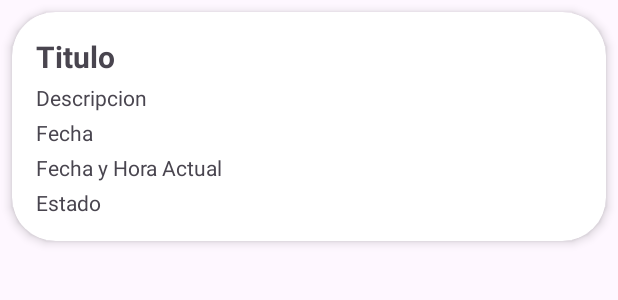
After one commit to Dani063/TaskMaster, an Android app: the layout item_tarea.xml on its own in the app's theme, with its tools: preview values and no code run, on a phone screen of 412 x 824 dp. The commit adds this screen. Shown: the top 300 px of the screen. Run offline under Robolectric (Android 15) with nearby library versions, the phone set to English and light mode, and no system bars.

Commit message:
intento de listar tareas en menu principal

```diff
--- a/app/build.gradle.kts
+++ b/app/build.gradle.kts
@@ -40,6 +40,7 @@ dependencies {
     implementation("com.google.android.material:material:1.12.0")
     implementation("com.google.firebase:firebase-auth")
     implementation("com.google.firebase:firebase-database")
+    implementation("com.firebaseui:firebase-ui-database:8.0.2")
     implementation(libs.appcompat)
     implementation(libs.material)
     implementation(libs.activity)
--- a/app/src/main/res/layout/activity_crear_tarea.xml
+++ b/app/src/main/res/layout/activity_crear_tarea.xml
@@ -59,7 +59,7 @@
             android:layout_height="wrap_content"
             android:hint="@string/Descripcion"
             android:id="@+id/Descripcion"
-            android:inputType="textCapWords"
+            android:inputType="textCapSentences"
             android:textSize="20sp"
             android:layout_marginTop="10dp"
             android:fontFamily="@font/robotoblack"
--- /dev/null
+++ b/app/src/main/res/layout/item_tarea.xml
@@ -0,0 +1,54 @@
+<?xml version="1.0" encoding="utf-8"?>
+<androidx.cardview.widget.CardView xmlns:android="http://schemas.android.com/apk/res/android"
+    android:layout_width="match_parent"
+    android:layout_height="wrap_content"
+    xmlns:app="http://schemas.android.com/apk/res-auto"
+    android:layout_margin="8dp"
+    app:cardCornerRadius="29dp"
+    app:cardElevation="4dp">
+
+    <LinearLayout
+        android:layout_width="match_parent"
+        android:layout_height="wrap_content"
+        android:orientation="vertical"
+        android:padding="16dp">
+
+        <TextView
+            android:id="@+id/tituloTextView"
+            android:layout_width="wrap_content"
+            android:layout_height="wrap_content"
+            android:text="Titulo"
+            android:textSize="20sp"
+            android:textStyle="bold" />
+
+        <TextView
+            android:id="@+id/descripcionTextView"
+            android:layout_width="wrap_content"
+            android:layout_height="wrap_content"
+            android:text="Descripcion"
+            android:layout_marginTop="4dp" />
+
+        <TextView
+            android:id="@+id/fechaTextView"
+            android:layout_width="wrap_content"
+            android:layout_height="wrap_content"
+            android:text="Fecha"
+            android:layout_marginTop="4dp" />
+
+        <TextView
+            android:id="@+id/fecha_hora_ActualTextView"
+            android:layout_width="wrap_content"
+            android:layout_height="wrap_content"
+            android:text="Fecha y Hora Actual"
+            android:layout_marginTop="4dp" />
+
+        <TextView
+            android:id="@+id/estadoTextView"
+            android:layout_width="wrap_content"
+            android:layout_height="wrap_content"
+            android:text="Estado"
+            android:layout_marginTop="4dp" />
+
+    </LinearLayout>
+
+</androidx.cardview.widget.CardView>
```
Also changed, not shown: app/src/main/java/Objects/Tarea.java (added, +75 -0 lines), app/src/main/java/ViewHolder/TareaViewHolder.java (added, +59 -0 lines), app/src/main/java/com/example/taskmaster/CrearTarea.java (+101 -21 lines), app/src/main/java/com/example/taskmaster/Menu_Principal.java (+85 -8 lines), app/src/main/res/layout/activity_menu_principal.xml (+13 -0 lines).
